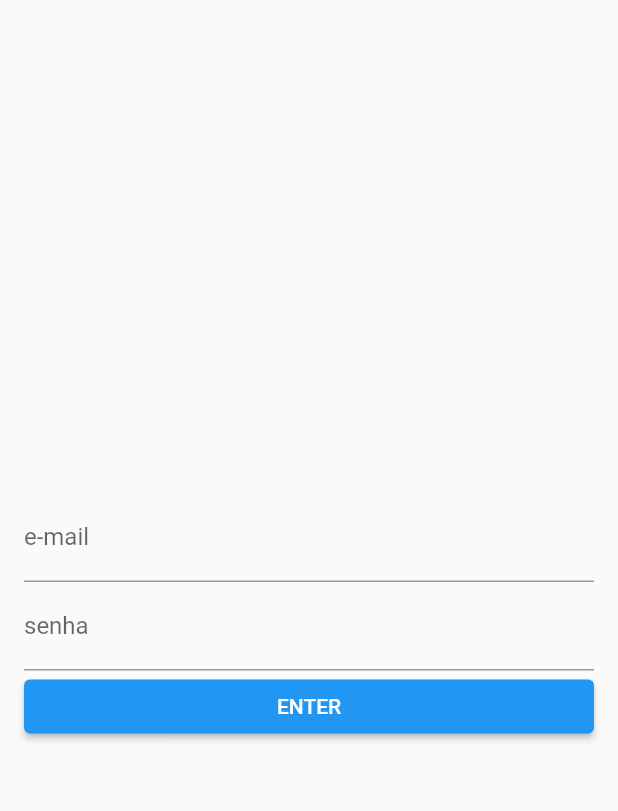
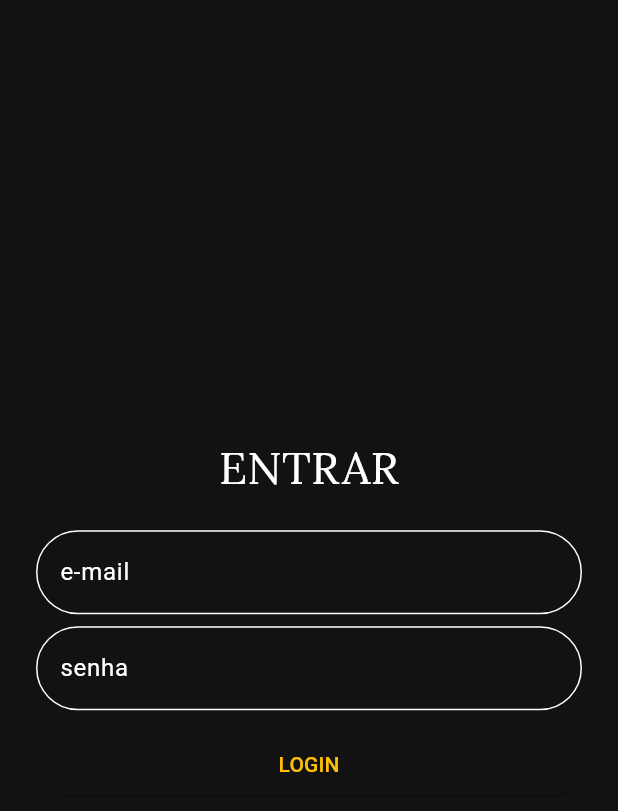
Before and after one commit to projEduardoValencio/flutter-login-api, a Flutter app: the screen it shows after launch, on a phone screen of 412 x 824 dp. Shown: the top 811 px of the screen. Run offline on Flutter 3.47's test engine with Material 2 defaults, Android fonts, the phone set to English and light mode, and no system bars; our stand-ins replace google_fonts, shared_preferences.

Commit message:
Main
Atualização no tema

```diff
--- a/lib/main.dart
+++ b/lib/main.dart
@@ -11,7 +11,13 @@ class MyApp extends StatelessWidget {
 
   @override
   Widget build(BuildContext context) {
-    return const MaterialApp(
+    return MaterialApp(
+      title: "Login API",
+      // theme: ThemeData.dark(),
+      theme: ThemeData(
+        useMaterial3: true,
+        colorScheme: ColorScheme.dark().copyWith(primary: Colors.amber),
+      ),
       debugShowCheckedModeBanner: false,
       home: WelcomePage(),
     );
--- a/lib/pages/login_page.dart
+++ b/lib/pages/login_page.dart
@@ -3,6 +3,7 @@ import 'dart:convert';
 import 'package:flutter/material.dart';
 import 'package:flutter/src/foundation/key.dart';
 import 'package:flutter/src/widgets/framework.dart';
+import 'package:google_fonts/google_fonts.dart';
 import 'package:login_page/pages/home_page.dart';
 import 'package:shared_preferences/shared_preferences.dart';
 import 'package:http/http.dart';
@@ -28,11 +29,36 @@ class _LoginPageState extends State<LoginPage> {
           child: Center(
             child: SingleChildScrollView(
               padding: EdgeInsets.symmetric(horizontal: 16),
+              child: Container(
+                padding: EdgeInsets.symmetric(horizontal: 8, vertical: 15),
+                decoration: BoxDecoration(
+                  // color: Color.fromARGB(255, 100, 100, 100),
+                  borderRadius: BorderRadius.circular(30),
+                  //   border: Border.all(
+                  //       // color: Color.fromARGB(255, 29, 29, 29),
+                  //       // style: BorderStyle.solid,
+                  //       ),
+                ),
                 child: Column(
                   crossAxisAlignment: CrossAxisAlignment.stretch,
                   children: [
+                    Text(
+                      "ENTRAR",
+                      textAlign: TextAlign.center,
+                      style: GoogleFonts.lora(fontSize: 30),
+                    ),
+                    SizedBox(
+                      height: 20,
+                    ),
                     TextFormField(
-                    decoration: InputDecoration(labelText: "e-mail"),
+                      decoration: InputDecoration(
+                        labelText: "e-mail",
+                        // labelStyle: TextStyle(color: Colors.purple),
+                        border: OutlineInputBorder(
+                          borderRadius: BorderRadius.circular(30),
+                        ),
+                        // counterStyle: TextStyle(color: Colors.purple),
+                      ),
                       controller: _emailController,
                       keyboardType: TextInputType.emailAddress,
                       validator: (email) {
@@ -46,9 +72,20 @@ class _LoginPageState extends State<LoginPage> {
                         return null;
                       },
                     ),
+                    SizedBox(
+                      height: 8,
+                    ),
                     TextFormField(
-                    decoration: InputDecoration(labelText: "senha"),
+                      decoration: InputDecoration(
+                        labelText: "senha",
+                        // labelStyle: TextStyle(color: Colors.purple),
+                        border: OutlineInputBorder(
+                          borderRadius: BorderRadius.circular(30),
+                        ),
+                        // counterStyle: TextStyle(color: Colors.purple),
+                      ),
                       controller: _passwordController,
+                      obscureText: true,
                       keyboardType: TextInputType.text,
                       validator: (senha) {
                         if (senha == null || senha.isEmpty) {
@@ -56,6 +93,9 @@ class _LoginPageState extends State<LoginPage> {
                         }
                         return null;
                       },
+                    ),
+                    SizedBox(
+                      height: 12,
                     ),
                     ElevatedButton(
                       onPressed: () async {
@@ -76,13 +116,15 @@ class _LoginPageState extends State<LoginPage> {
                             );
                           } else {
                             _passwordController.clear();
-                          ScaffoldMessenger.of(context).showSnackBar(snackBar);
+                            ScaffoldMessenger.of(context)
+                                .showSnackBar(snackBar);
                           }
                         }
                       },
-                    child: Text("ENTER"),
+                      child: Text("LOGIN"),
                     ),
                   ],
+                ),
               ),
             ),
           ),
--- a/pubspec.yaml
+++ b/pubspec.yaml
@@ -31,7 +31,7 @@ dependencies:
     sdk: flutter
   shared_preferences: ^2.0.15
   http: ^0.13.4
-
+  google_fonts: ^3.0.1
   # The following adds the Cupertino Icons font to your application.
   # Use with the CupertinoIcons class for iOS style icons.
   cupertino_icons: ^1.0.2
```
Also changed, not shown: pubspec.lock, screens/Screenshot_1656614688.png (added), 2 other files. Lines whose indentation alone changed are shown as unchanged.
